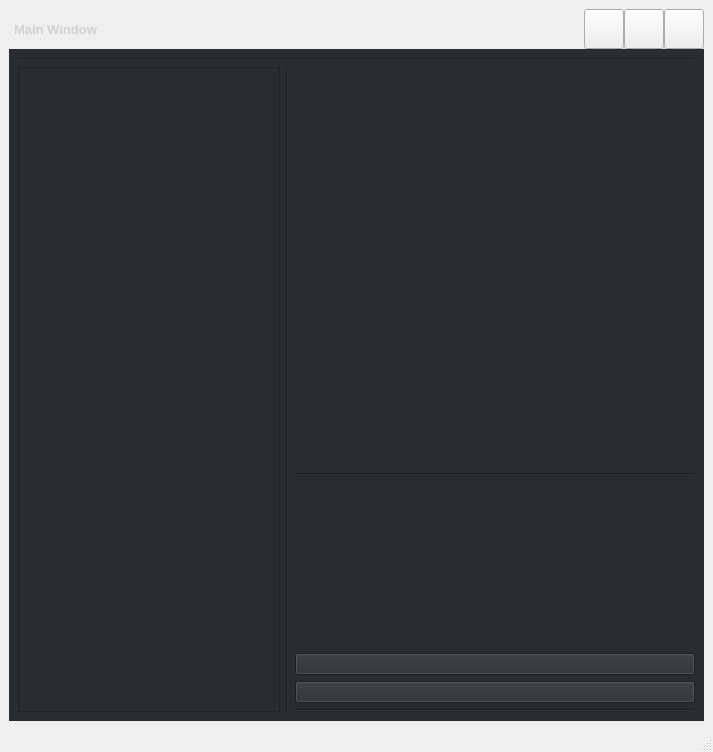
This is src/ui/pyside_ui/forms/main_window.ui in DariuszMak/fullstack-python-app as Qt 5 draws it before an edit. The edited form follows.
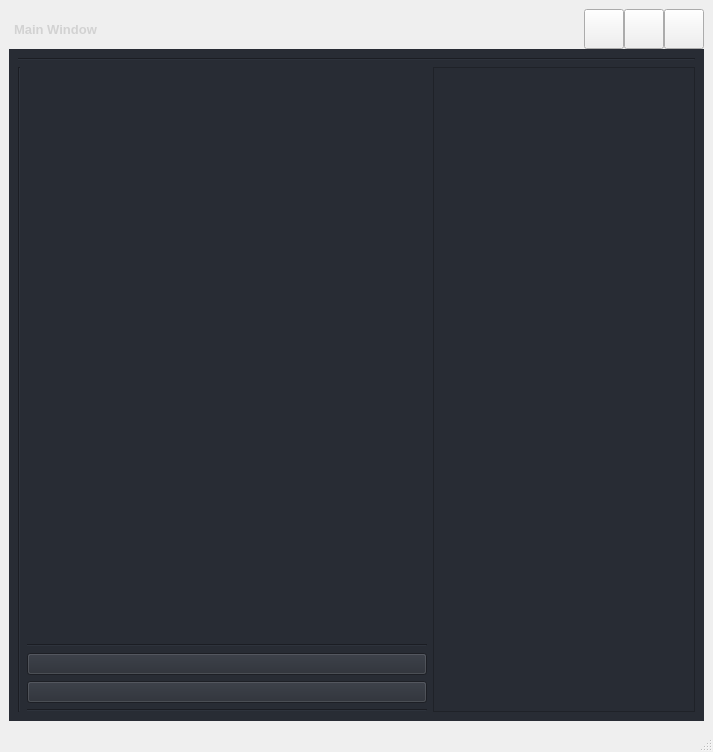
This is the edited form. Icons and pictures are not drawn.

Commit message: larger clock

```diff
--- a/src/ui/pyside_ui/forms/main_window.ui
+++ b/src/ui/pyside_ui/forms/main_window.ui
@@ -412,6 +412,77 @@
                           </item>
                           <item>
                             <layout class="QHBoxLayout" name="horizontalLayout_6">
+                              <item>
+                                <widget class="Line" name="line">
+                                  <property name="orientation">
+                                    <enum>Qt::Orientation::Vertical</enum>
+                                  </property>
+                                </widget>
+                              </item>
+                              <item>
+                                <layout class="QVBoxLayout" name="frame_query_parameters">
+                                  <property name="sizeConstraint">
+                                    <enum>QLayout::SizeConstraint::SetDefaultConstraint</enum>
+                                  </property>
+                                  <item>
+                                    <widget class="QFrame" name="frame_clock_widget">
+                                      <property name="sizePolicy">
+                                        <sizepolicy hsizetype="Expanding" vsizetype="Expanding">
+                                          <horstretch>0</horstretch>
+                                          <verstretch>0</verstretch>
+                                        </sizepolicy>
+                                      </property>
+                                      <property name="minimumSize">
+                                        <size>
+                                          <width>400</width>
+                                          <height>400</height>
+                                        </size>
+                                      </property>
+                                      <layout class="QHBoxLayout" name="horizontalLayout_9"/>
+                                    </widget>
+                                  </item>
+                                  <item>
+                                    <widget class="Line" name="line_4">
+                                      <property name="orientation">
+                                        <enum>Qt::Orientation::Horizontal</enum>
+                                      </property>
+                                    </widget>
+                                  </item>
+                                  <item>
+                                    <widget class="QPushButton" name="openWindowButton">
+                                      <property name="sizePolicy">
+                                        <sizepolicy hsizetype="MinimumExpanding" vsizetype="Fixed">
+                                          <horstretch>0</horstretch>
+                                          <verstretch>0</verstretch>
+                                        </sizepolicy>
+                                      </property>
+                                      <property name="text">
+                                        <string/>
+                                      </property>
+                                    </widget>
+                                  </item>
+                                  <item>
+                                    <widget class="QPushButton" name="checkWeatherScoreButton">
+                                      <property name="sizePolicy">
+                                        <sizepolicy hsizetype="MinimumExpanding" vsizetype="Fixed">
+                                          <horstretch>0</horstretch>
+                                          <verstretch>0</verstretch>
+                                        </sizepolicy>
+                                      </property>
+                                      <property name="text">
+                                        <string/>
+                                      </property>
+                                    </widget>
+                                  </item>
+                                  <item>
+                                    <widget class="Line" name="line_3">
+                                      <property name="orientation">
+                                        <enum>Qt::Orientation::Horizontal</enum>
+                                      </property>
+                                    </widget>
+                                  </item>
+                                </layout>
+                              </item>
                               <item>
                                 <widget class="QScrollArea" name="weatherScoreScrollArea">
                                   <property name="sizePolicy">
@@ -442,90 +513,6 @@
                                   </widget>
                                 </widget>
                               </item>
-                              <item>
-                                <widget class="Line" name="line">
-                                  <property name="orientation">
-                                    <enum>Qt::Orientation::Vertical</enum>
-                                  </property>
-                                </widget>
-                              </item>
-                              <item>
-                                <layout class="QVBoxLayout" name="frame_query_parameters">
-                                  <property name="sizeConstraint">
-                                    <enum>QLayout::SizeConstraint::SetDefaultConstraint</enum>
-                                  </property>
-                                  <item>
-                                    <widget class="QFrame" name="frame_clock_widget">
-                                      <property name="sizePolicy">
-                                        <sizepolicy hsizetype="MinimumExpanding" vsizetype="MinimumExpanding">
-                                          <horstretch>0</horstretch>
-                                          <verstretch>0</verstretch>
-                                        </sizepolicy>
-                                      </property>
-                                      <property name="minimumSize">
-                                        <size>
-                                          <width>400</width>
-                                          <height>400</height>
-                                        </size>
-                                      </property>
-                                      <layout class="QHBoxLayout" name="horizontalLayout_9"/>
-                                    </widget>
-                                  </item>
-                                  <item>
-                                    <widget class="Line" name="line_4">
-                                      <property name="orientation">
-                                        <enum>Qt::Orientation::Horizontal</enum>
-                                      </property>
-                                    </widget>
-                                  </item>
-                                  <item>
-                                    <spacer name="verticalSpacer">
-                                      <property name="orientation">
-                                        <enum>Qt::Orientation::Vertical</enum>
-                                      </property>
-                                      <property name="sizeHint" stdset="0">
-                                        <size>
-                                          <width>20</width>
-                                          <height>40</height>
-                                        </size>
-                                      </property>
-                                    </spacer>
-                                  </item>
-                                  <item>
-                                    <widget class="QPushButton" name="openWindowButton">
-                                      <property name="sizePolicy">
-                                        <sizepolicy hsizetype="MinimumExpanding" vsizetype="Fixed">
-                                          <horstretch>0</horstretch>
-                                          <verstretch>0</verstretch>
-                                        </sizepolicy>
-                                      </property>
-                                      <property name="text">
-                                        <string/>
-                                      </property>
-                                    </widget>
-                                  </item>
-                                  <item>
-                                    <widget class="QPushButton" name="checkWeatherScoreButton">
-                                      <property name="sizePolicy">
-                                        <sizepolicy hsizetype="MinimumExpanding" vsizetype="Fixed">
-                                          <horstretch>0</horstretch>
-                                          <verstretch>0</verstretch>
-                                        </sizepolicy>
-                                      </property>
-                                      <property name="text">
-                                        <string/>
-                                      </property>
-                                    </widget>
-                                  </item>
-                                  <item>
-                                    <widget class="Line" name="line_3">
-                                      <property name="orientation">
-                                        <enum>Qt::Orientation::Horizontal</enum>
-                                      </property>
-                                    </widget>
-                                  </item>
-                                </layout>
-                              </item>
                             </layout>
                           </item>
                         </layout>
```
